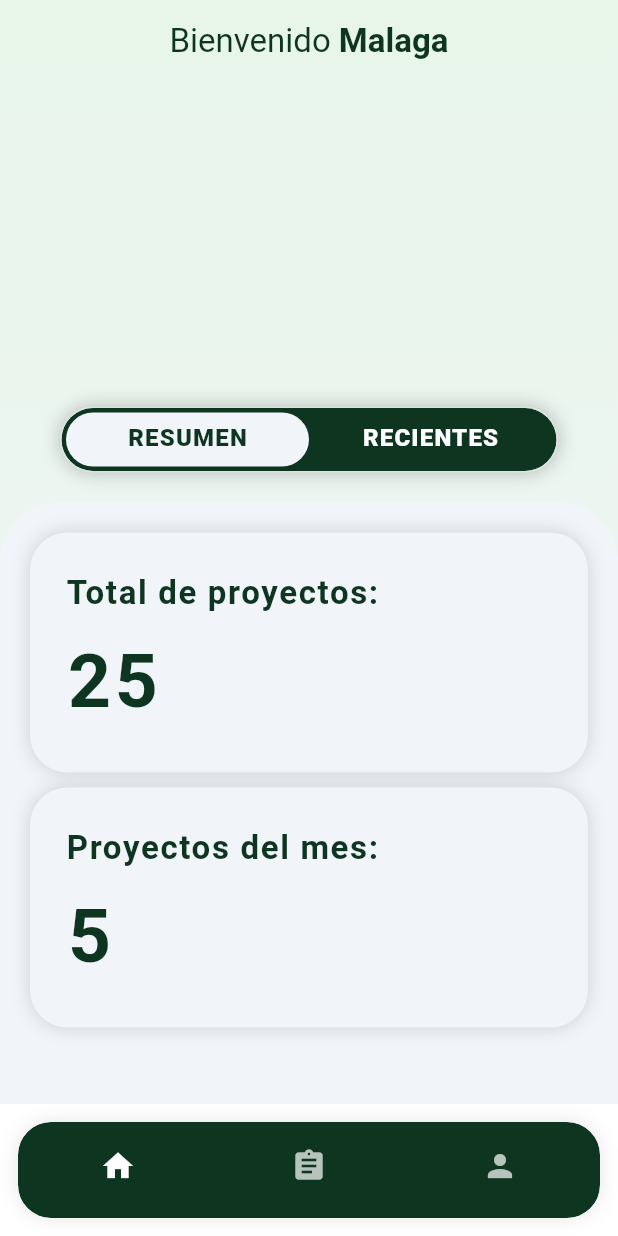
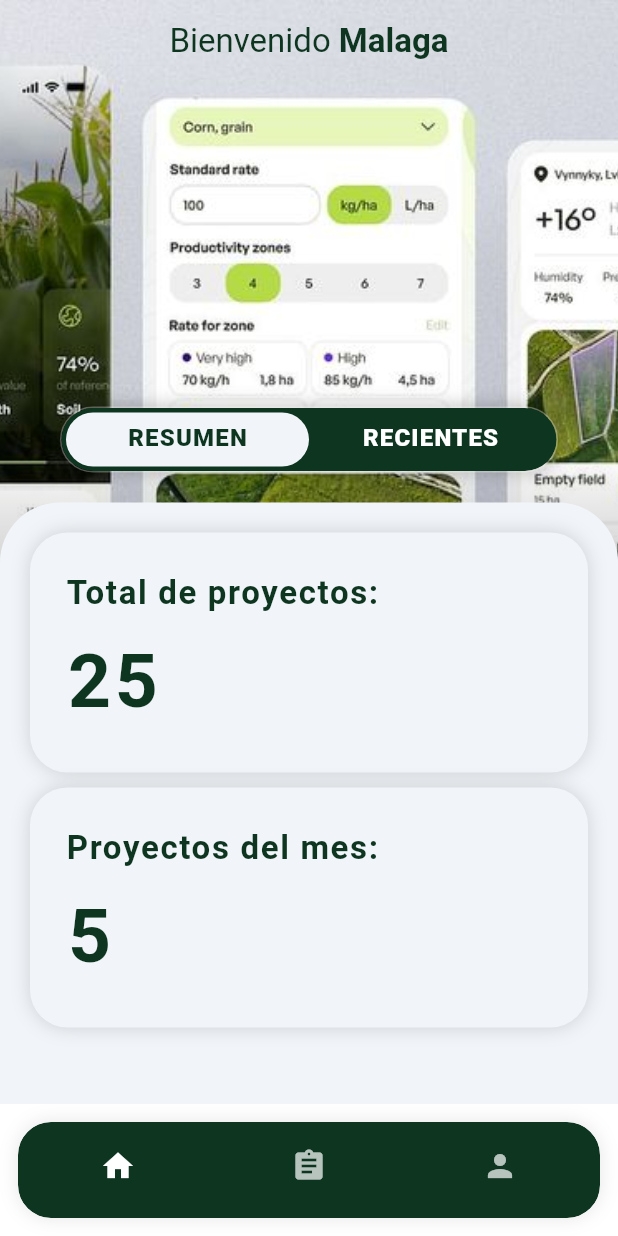
Before and after one commit to jacalvoag/Sylvara_Frontend, a Flutter app: the screen it shows after launch, on a phone screen of 412 x 824 dp. Run offline on Flutter 3.47's test engine with Material 3 defaults, Android fonts, the phone set to English and light mode, and no system bars; Roboto replaces fonts that are missing (Montserrat).

Commit message:
feat: Implementar imagen de fondo

```diff
--- /dev/null
+++ b/lib/core/widgets/background_image.dart
@@ -0,0 +1,90 @@
+import 'package:flutter/material.dart';
+
+/// Widget reutilizable para mostrar una imagen de fondo con efecto de desvanecimiento
+///
+/// Este widget se puede usar en diferentes pantallas para mantener consistencia
+/// en el diseño visual.
+class BackgroundImage extends StatelessWidget {
+  /// Ruta del asset de la imagen de fondo
+  final String imagePath;
+
+  /// Altura del contenedor de la imagen (por defecto 610px)
+  final double height;
+
+  /// Colores de fallback si la imagen no se puede cargar
+  final List<Color> fallbackGradientColors;
+
+  /// Paradas del gradiente de desvanecimiento
+  final List<double> fadeStops;
+
+  /// Colores del gradiente de desvanecimiento
+  final List<Color> fadeColors;
+
+  const BackgroundImage({
+    super.key,
+    required this.imagePath,
+    this.height = 610,
+    this.fallbackGradientColors = const [
+      Color(0xFFE8F5E9),
+      Color(0xFFF1F5F9),
+    ],
+    this.fadeStops = const [0.0, 0.5, 0.85, 1.0],
+    List<Color>? fadeColors,
+  }) : fadeColors = fadeColors ?? const [];
+
+  @override
+  Widget build(BuildContext context) {
+    // Colores por defecto para el fade si no se proporcionan
+    final List<Color> effectiveFadeColors = fadeColors.isEmpty
+        ? [
+            Colors.transparent,
+            Colors.transparent,
+            Colors.white.withOpacity(0.7),
+            Colors.white,
+          ]
+        : fadeColors;
+
+    return Positioned(
+      top: 0,
+      left: 0,
+      right: 0,
+      height: height,
+      child: Stack(
+        children: [
+          // Imagen de fondo
+          Positioned.fill(
+            child: Image.asset(
+              imagePath,
+              fit: BoxFit.cover,
+              errorBuilder: (context, error, stackTrace) {
+                // Fallback con gradiente si no hay imagen
+                return Container(
+                  decoration: BoxDecoration(
+                    gradient: LinearGradient(
+                      begin: Alignment.topCenter,
+                      end: Alignment.bottomCenter,
+                      colors: fallbackGradientColors,
+                    ),
+                  ),
+                );
+              },
+            ),
+          ),
+          // Gradiente de desvanecimiento en la parte inferior
+          Positioned.fill(
+            child: Container(
+              decoration: BoxDecoration(
+                gradient: LinearGradient(
+                  begin: Alignment.topCenter,
+                  end: Alignment.bottomCenter,
+                  colors: effectiveFadeColors,
+                  stops: fadeStops,
+                ),
+              ),
+            ),
+          ),
+        ],
+      ),
+    );
+  }
+}
--- a/lib/core/widgets/widgets.dart
+++ b/lib/core/widgets/widgets.dart
@@ -3,3 +3,4 @@ export 'summary_card.dart';
 export 'custom_bienvenida.dart';
 export 'menu_navegation.dart';
 export 'titulo_section.dart';
+export 'background_image.dart';
--- a/lib/features/projects/screens/pantalla_inicio.dart
+++ b/lib/features/projects/screens/pantalla_inicio.dart
@@ -57,18 +57,10 @@ class _PantallaInicioState extends State<PantallaInicio>
       backgroundColor: Colors.white,
       body: Stack(
         children: [
-          // Fondo con imagen (placeholder)
-          Container(
-            decoration: const BoxDecoration(
-              gradient: LinearGradient(
-                begin: Alignment.topCenter,
-                end: Alignment.bottomCenter,
-                colors: [
-                  Color(0xFFE8F5E9),
-                  Color(0xFFF1F5F9),
-                ],
-              ),
-            ),
+          // Imagen de fondo con efecto de desvanecimiento
+          const BackgroundImage(
+            imagePath: 'assets/images/backgrounds/home_background.jpg',
+            height: 610,
           ),
           // Contenido principal
           SafeArea(
--- a/pubspec.yaml
+++ b/pubspec.yaml
@@ -17,3 +17,7 @@ dev_dependencies:
 
 flutter:
   uses-material-design: true
+
+  # Assets
+  assets:
+    - assets/images/backgrounds/
```
Also changed, not shown: assets/images/backgrounds/home_background.jpg (added), 1 other file.
